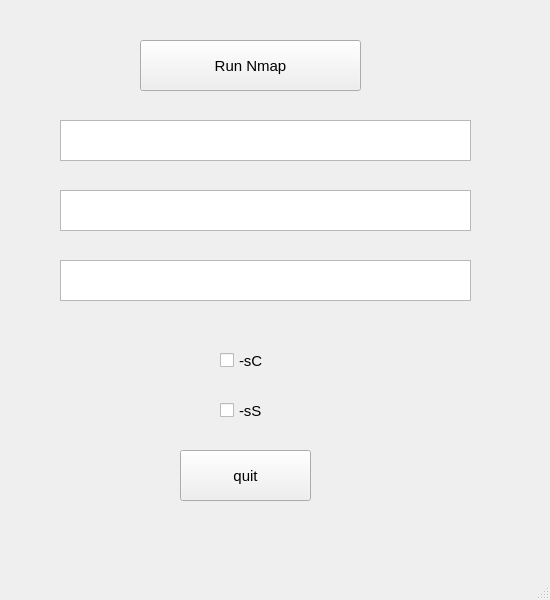
nagyzzz/szakd1, file nmap_window.ui: the form before one commit.
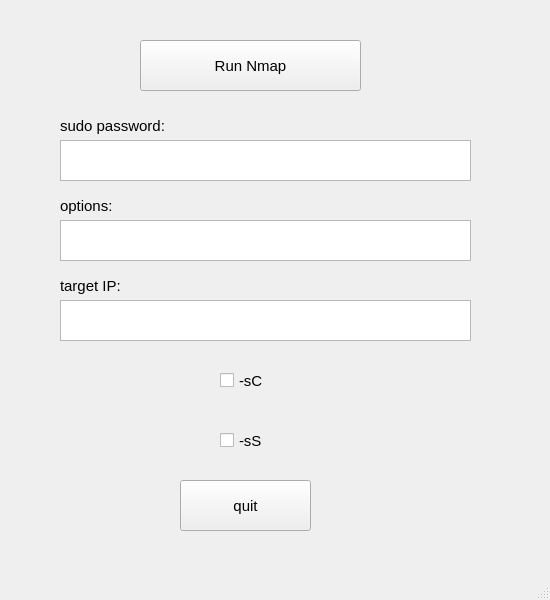
The form after the commit.

Diff of the .ui file:
```diff
--- a/nmap_window.ui
+++ b/nmap_window.ui
@@ -37,7 +37,7 @@
     <property name="geometry">
      <rect>
       <x>180</x>
-      <y>450</y>
+      <y>480</y>
       <width>131</width>
       <height>51</height>
      </rect>
@@ -50,7 +50,7 @@
     <property name="geometry">
      <rect>
       <x>60</x>
-      <y>120</y>
+      <y>140</y>
       <width>411</width>
       <height>41</height>
      </rect>
@@ -66,7 +66,7 @@
     <property name="geometry">
      <rect>
       <x>60</x>
-      <y>190</y>
+      <y>220</y>
       <width>411</width>
       <height>41</height>
      </rect>
@@ -82,7 +82,7 @@
     <property name="geometry">
      <rect>
       <x>220</x>
-      <y>340</y>
+      <y>360</y>
       <width>61</width>
       <height>41</height>
      </rect>
@@ -95,7 +95,7 @@
     <property name="geometry">
      <rect>
       <x>220</x>
-      <y>390</y>
+      <y>420</y>
       <width>61</width>
       <height>41</height>
      </rect>
@@ -108,7 +108,7 @@
     <property name="geometry">
      <rect>
       <x>60</x>
-      <y>260</y>
+      <y>300</y>
       <width>411</width>
       <height>41</height>
      </rect>
@@ -120,6 +120,45 @@
      <string extracomment="password"/>
     </property>
    </widget>
+   <widget class="QLabel" name="label">
+    <property name="geometry">
+     <rect>
+      <x>60</x>
+      <y>110</y>
+      <width>151</width>
+      <height>31</height>
+     </rect>
+    </property>
+    <property name="text">
+     <string>sudo password:</string>
+    </property>
+   </widget>
+   <widget class="QLabel" name="label_2">
+    <property name="geometry">
+     <rect>
+      <x>60</x>
+      <y>190</y>
+      <width>151</width>
+      <height>31</height>
+     </rect>
+    </property>
+    <property name="text">
+     <string>options:</string>
+    </property>
+   </widget>
+   <widget class="QLabel" name="label_3">
+    <property name="geometry">
+     <rect>
+      <x>60</x>
+      <y>270</y>
+      <width>151</width>
+      <height>31</height>
+     </rect>
+    </property>
+    <property name="text">
+     <string>target IP:</string>
+    </property>
+   </widget>
   </widget>
   <widget class="QMenuBar" name="menubar">
    <property name="geometry">
```
